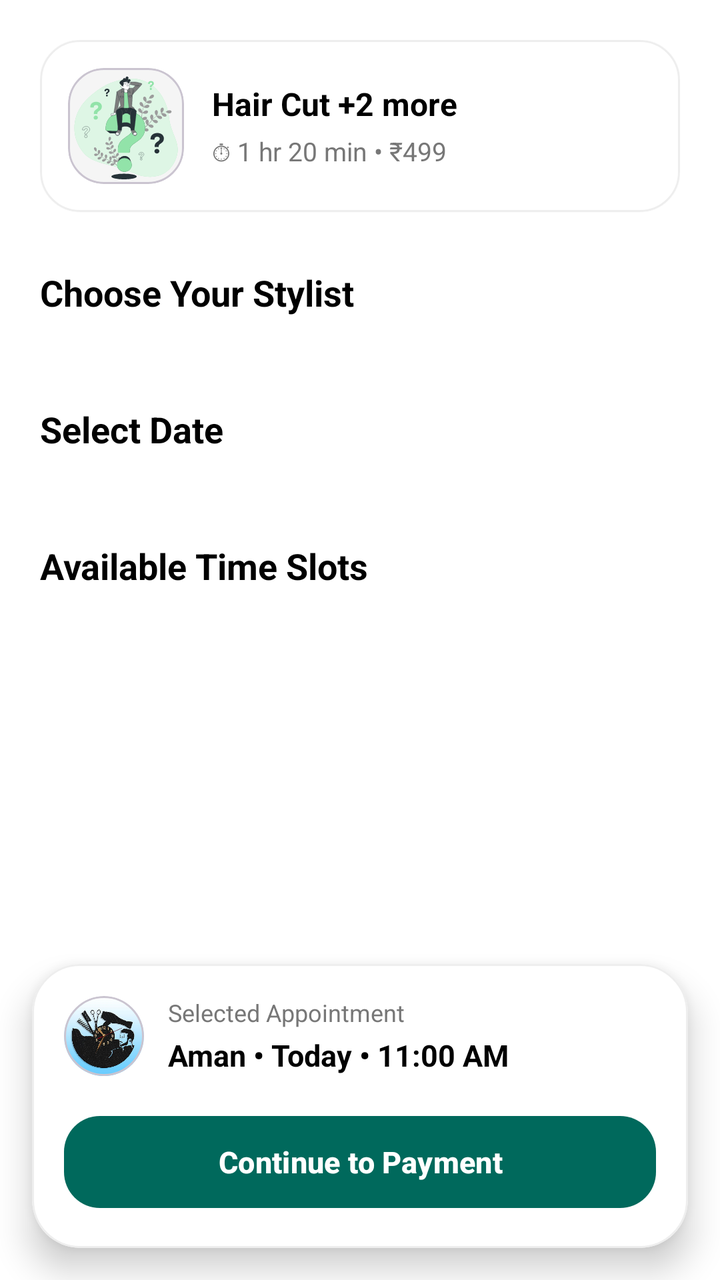
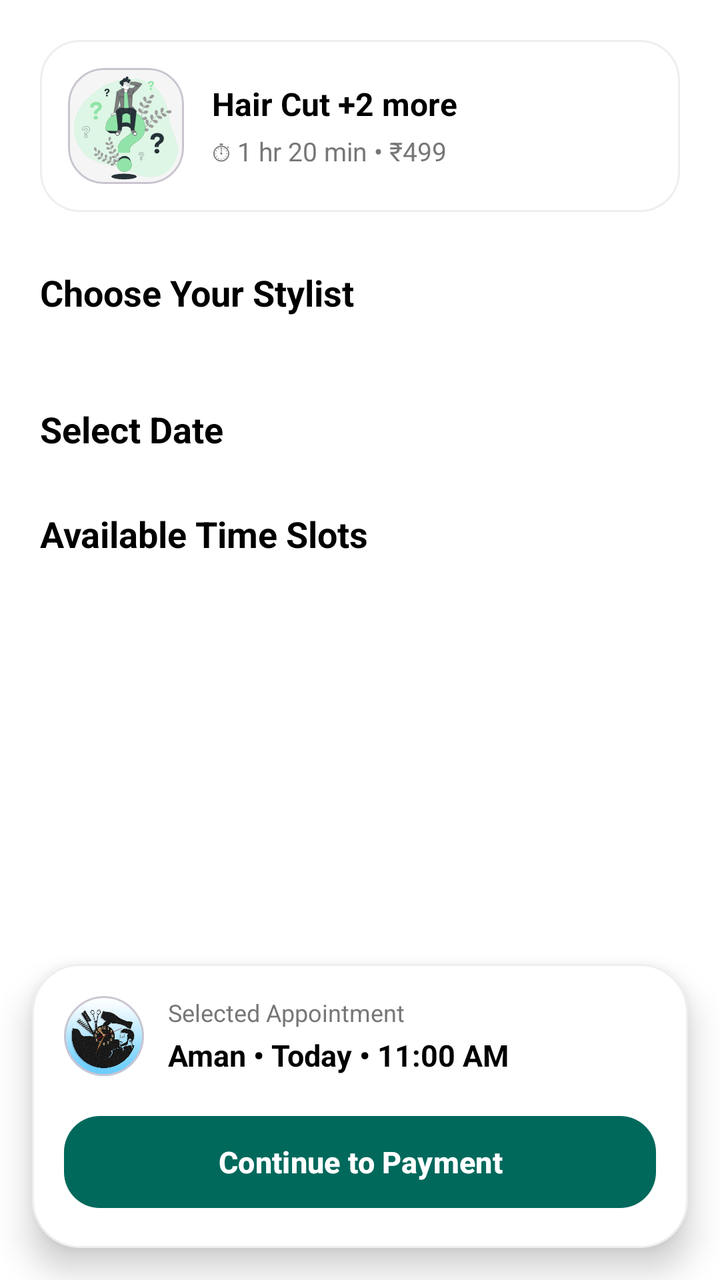

The first picture is an Android layout as it rendered before a commit; the second is the same layout after the commit. The layout source and the unified diff follow.
<!-- AndroidManifest.xml: application theme Theme.TheKaincheeUser -->
<!-- res/layout/fragment_booking_slot.xml -->
<?xml version="1.0" encoding="utf-8"?>
<FrameLayout
    xmlns:android="http://schemas.android.com/apk/res/android"
    xmlns:app="http://schemas.android.com/apk/res-auto"
    xmlns:tools="http://schemas.android.com/tools"
    android:layout_width="match_parent"
    android:layout_height="match_parent"
    android:background="@color/white"
    tools:context=".presentation.booking.fragment.BookingSlotFragment">

    <androidx.core.widget.NestedScrollView
        android:id="@+id/nestedScrollView"
        android:layout_width="match_parent"
        android:layout_height="match_parent"
        android:fillViewport="true">

        <LinearLayout
            android:layout_width="match_parent"
            android:layout_height="wrap_content"
            android:orientation="vertical"
            android:padding="20dp">

            

            <com.google.android.material.card.MaterialCardView
                android:layout_width="match_parent"
                android:layout_height="wrap_content"
                app:cardBackgroundColor="@android:color/white"
                app:cardCornerRadius="20dp"
                app:cardElevation="1dp"
                app:strokeColor="#EEEEEE"
                app:strokeWidth="1dp">

                <LinearLayout
                    android:layout_width="match_parent"
                    android:layout_height="wrap_content"
                    android:gravity="center_vertical"
                    android:orientation="horizontal"
                    android:padding="14dp">

                    <com.google.android.material.card.MaterialCardView
                        android:layout_width="58dp"
                        android:layout_height="58dp"
                        app:cardCornerRadius="18dp"
                        app:cardElevation="0dp"
                        app:cardBackgroundColor="#F5F5F5">

                        <ImageView
                            android:id="@+id/imgService"
                            android:layout_width="match_parent"
                            android:layout_height="match_parent"
                            android:scaleType="centerCrop"
                            android:src="@drawable/ic_oops"/>

                    </com.google.android.material.card.MaterialCardView>

                    <LinearLayout
                        android:layout_width="0dp"
                        android:layout_height="wrap_content"
                        android:layout_marginStart="14dp"
                        android:layout_weight="1"
                        android:orientation="vertical">

                        <TextView
                            android:id="@+id/tvServiceTitle"
                            android:layout_width="wrap_content"
                            android:layout_height="wrap_content"
                            android:text="Hair Cut +2 more"
                            android:textColor="@color/black"
                            android:textSize="16sp"
                            android:textStyle="bold"/>

                        <TextView
                            android:id="@+id/tvServiceInfo"
                            android:layout_width="wrap_content"
                            android:layout_height="wrap_content"
                            android:layout_marginTop="4dp"
                            android:text="⏱ 1 hr 20 min • ₹499"
                            android:textColor="#777777"
                            android:textSize="13sp"/>

                    </LinearLayout>

                </LinearLayout>

            </com.google.android.material.card.MaterialCardView>

            

            <TextView
                android:layout_width="wrap_content"
                android:layout_height="wrap_content"
                android:layout_marginTop="28dp"
                android:text="Choose Your Stylist"
                android:textColor="@color/black"
                android:textSize="18sp"
                android:textStyle="bold"/>

            

            <androidx.recyclerview.widget.RecyclerView
                android:id="@+id/rvStaff"
                android:layout_width="match_parent"
                android:layout_height="wrap_content"
                android:layout_marginTop="16dp"
                android:orientation="horizontal"
                android:nestedScrollingEnabled="false"
                app:layoutManager="androidx.recyclerview.widget.LinearLayoutManager"
                tools:listitem="@layout/item_staff"/>

            

            <TextView
                android:layout_width="wrap_content"
                android:layout_height="wrap_content"
                android:layout_marginTop="28dp"
                android:text="Select Date"
                android:textColor="@color/black"
                android:textSize="18sp"
                android:textStyle="bold"/>

            

            <androidx.recyclerview.widget.RecyclerView
                android:id="@+id/rvDates"
                android:layout_width="match_parent"
                android:layout_height="wrap_content"
                android:layout_marginTop="16dp"
                android:nestedScrollingEnabled="false"
                app:layoutManager="androidx.recyclerview.widget.LinearLayoutManager"/>

            

            <TextView
                android:layout_width="wrap_content"
                android:layout_height="wrap_content"
                android:layout_marginTop="28dp"
                android:text="Available Time Slots"
                android:textColor="@color/black"
                android:textSize="18sp"
                android:textStyle="bold"/>

            

            <androidx.recyclerview.widget.RecyclerView
                android:id="@+id/rvSlots"
                android:layout_width="match_parent"
                android:layout_height="wrap_content"
                android:layout_marginTop="16dp"
                android:nestedScrollingEnabled="false"
                tools:listitem="@layout/item_slot"/>

            

            <Space
                android:layout_width="match_parent"
                android:layout_height="170dp"/>

        </LinearLayout>

    </androidx.core.widget.NestedScrollView>



    <com.google.android.material.card.MaterialCardView
        android:id="@+id/cardBottomAction"
        android:layout_width="match_parent"
        android:layout_height="wrap_content"
        android:layout_gravity="bottom"
        android:layout_marginHorizontal="16dp"
        android:layout_marginBottom="16dp"
        app:cardBackgroundColor="@android:color/white"
        app:cardCornerRadius="24dp"
        app:cardElevation="10dp"
        app:strokeColor="#EEEEEE"
        app:strokeWidth="1dp">

        <LinearLayout
            android:layout_width="match_parent"
            android:layout_height="wrap_content"
            android:orientation="vertical"
            android:padding="16dp">

            

            <LinearLayout
                android:layout_width="match_parent"
                android:layout_height="wrap_content"
                android:gravity="center_vertical"
                android:orientation="horizontal">

                <com.google.android.material.card.MaterialCardView
                    android:layout_width="40dp"
                    android:layout_height="40dp"
                    app:cardCornerRadius="20dp"
                    app:cardElevation="0dp"
                    app:cardBackgroundColor="#F3F4F6">

                    <ImageView
                        android:layout_width="match_parent"
                        android:layout_height="match_parent"
                        android:scaleType="centerInside"
                        android:src="@drawable/ic_clock"/>

                </com.google.android.material.card.MaterialCardView>

                <LinearLayout
                    android:layout_width="0dp"
                    android:layout_height="wrap_content"
                    android:layout_marginStart="12dp"
                    android:layout_weight="1"
                    android:orientation="vertical">

                    <TextView
                        android:layout_width="wrap_content"
                        android:layout_height="wrap_content"
                        android:text="Selected Appointment"
                        android:textColor="#777777"
                        android:textSize="12sp"/>

                    <TextView
                        android:id="@+id/tvSelectedAppointment"
                        android:layout_width="wrap_content"
                        android:layout_height="wrap_content"
                        android:layout_marginTop="3dp"
                        android:text="Aman • Today • 11:00 AM"
                        android:textColor="@color/black"
                        android:textSize="15sp"
                        android:textStyle="bold"/>

                </LinearLayout>

            </LinearLayout>

            

            <com.google.android.material.button.MaterialButton
                android:id="@+id/btnContinue"
                android:layout_width="match_parent"
                android:layout_height="54dp"
                android:layout_marginTop="16dp"
                android:text="Continue to Payment"
                android:textAllCaps="false"
                android:textColor="@android:color/white"
                android:textSize="15sp"
                android:textStyle="bold"
                app:backgroundTint="@color/primaryColor"
                app:cornerRadius="18dp"/>

        </LinearLayout>

    </com.google.android.material.card.MaterialCardView>

</FrameLayout>
<!-- res/layout/item_staff.xml (included above) -->
<?xml version="1.0" encoding="utf-8"?>
<com.google.android.material.card.MaterialCardView
    xmlns:android="http://schemas.android.com/apk/res/android"
    xmlns:app="http://schemas.android.com/apk/res-auto"
    android:layout_width="160dp"
    android:layout_height="72dp"
    android:layout_marginEnd="12dp"
    app:cardBackgroundColor="@android:color/white"
    app:cardCornerRadius="18dp"
    app:cardElevation="1dp"
    app:strokeColor="@color/staff_card_stroke"
    android:clickable="true"
    android:focusable="true"
    android:foreground="?attr/selectableItemBackground"
    app:strokeWidth="2dp">

    <LinearLayout
        android:layout_width="match_parent"
        android:layout_height="match_parent"
        android:gravity="center_vertical"
        android:orientation="horizontal"
        android:paddingHorizontal="12dp">

        

        <com.google.android.material.card.MaterialCardView
            android:layout_width="42dp"
            android:layout_height="42dp"
            app:cardCornerRadius="21dp"
            app:cardElevation="0dp"
            app:cardBackgroundColor="#F5F5F5">

            <ImageView
                android:id="@+id/imgStaff"
                android:layout_width="match_parent"
                android:layout_height="match_parent"
                android:contentDescription="Staff Image"
                android:scaleType="centerCrop"
                android:src="@drawable/ic_oops"/>

        </com.google.android.material.card.MaterialCardView>

        

        <LinearLayout
            android:layout_width="0dp"
            android:layout_height="wrap_content"
            android:layout_marginStart="10dp"
            android:layout_weight="1"
            android:orientation="vertical">

            <TextView
                android:id="@+id/tvStaffName"
                android:layout_width="wrap_content"
                android:layout_height="wrap_content"
                android:ellipsize="end"
                android:maxLines="1"
                android:text="Aman"
                android:textColor="@color/black"
                android:textSize="14sp"
                android:textStyle="bold"/>

            <TextView
                android:id="@+id/tvStaffInfo"
                android:layout_width="wrap_content"
                android:layout_height="wrap_content"
                android:layout_marginTop="3dp"
                android:text="⭐ 4.8 • 5 yrs"
                android:textColor="#777777"
                android:textSize="11sp"/>

        </LinearLayout>

    </LinearLayout>

</com.google.android.material.card.MaterialCardView>
<!-- res/layout/item_slot.xml (included above) -->
<?xml version="1.0" encoding="utf-8"?>
<com.google.android.material.card.MaterialCardView
    xmlns:android="http://schemas.android.com/apk/res/android"
    xmlns:app="http://schemas.android.com/apk/res-auto"
    android:id="@+id/cardSlot"
    android:layout_width="match_parent"
    android:layout_height="64dp"
    android:layout_margin="6dp"
    app:cardBackgroundColor="@android:color/white"
    app:cardCornerRadius="18dp"
    app:cardElevation="1dp"
    app:strokeColor="#E6E6E6"
    app:strokeWidth="1dp">

    <LinearLayout
        android:layout_width="match_parent"
        android:layout_height="match_parent"
        android:gravity="center"
        android:orientation="vertical">

        

        <TextView
            android:id="@+id/tvSlotTime"
            android:layout_width="wrap_content"
            android:layout_height="wrap_content"
            android:text="10:30 AM"
            android:textColor="@color/black"
            android:textSize="14sp"
            android:textStyle="bold"/>

        

        <TextView
            android:id="@+id/tvSlotStatus"
            android:layout_width="wrap_content"
            android:layout_height="wrap_content"
            android:layout_marginTop="2dp"
            android:text="Available"
            android:textColor="#777777"
            android:textSize="10sp"/>

    </LinearLayout>

</com.google.android.material.card.MaterialCardView>
<!-- resources referenced by this layout -->
<resources>
  <color name="black">#FF000000</color>
  <color name="primaryColor">#00695C</color>
  <color name="white">#FFFFFFFF</color>
  <!-- drawable ic_clock: jpg bitmap (drawable, 39538 bytes) -->
  <!-- drawable ic_oops: vector/xml drawable (drawable, 29233 chars, omitted) -->
  <style name="Theme.TheKaincheeUser" parent="Base.Theme.TheKaincheeUser" />
  <style name="Base.Theme.TheKaincheeUser" parent="Theme.Material3.DayNight.NoActionBar">
          
          
          <item name="colorPrimary">@color/primaryColor</item>
  
      </style>
</resources>

<!-- the commit's change to res/layout/fragment_booking_slot.xml (unified diff, before → after) -->
@@ -85,8 +85,12 @@
 
             </com.google.android.material.card.MaterialCardView>
 
-            
-
+
+        <LinearLayout
+            android:id="@+id/layoutStaffContainer"
+            android:layout_width="match_parent"
+            android:layout_height="wrap_content"
+            android:orientation="vertical">
             <TextView
                 android:layout_width="wrap_content"
                 android:layout_height="wrap_content"
@@ -95,8 +99,27 @@
                 android:textColor="@color/black"
                 android:textSize="18sp"
                 android:textStyle="bold"/>
-
-            
+            <com.facebook.shimmer.ShimmerFrameLayout
+                android:id="@+id/shimmerStaffLayout"
+                android:layout_width="match_parent"
+                android:layout_height="wrap_content"
+                android:clickable="true"
+                android:visibility="gone"
+                android:focusable="true">
+                <LinearLayout
+                    android:layout_width="wrap_content"
+                    android:layout_height="wrap_content"
+                    android:orientation="horizontal">
+
+                    <include layout="@layout/layout_staff_shimmer"/>
+
+                    <include layout="@layout/layout_staff_shimmer"/>
+
+                    <include layout="@layout/layout_staff_shimmer"/>
+
+                </LinearLayout>
+            </com.facebook.shimmer.ShimmerFrameLayout>
+
 
             <androidx.recyclerview.widget.RecyclerView
                 android:id="@+id/rvStaff"
@@ -108,8 +131,13 @@
                 app:layoutManager="androidx.recyclerview.widget.LinearLayoutManager"
                 tools:listitem="@layout/item_staff"/>
 
-            
-
+        </LinearLayout>
+
+        <LinearLayout
+            android:id="@+id/layoutDateContainer"
+            android:layout_width="match_parent"
+            android:layout_height="wrap_content"
+            android:orientation="vertical">
             <TextView
                 android:layout_width="wrap_content"
                 android:layout_height="wrap_content"
@@ -119,18 +147,23 @@
                 android:textSize="18sp"
                 android:textStyle="bold"/>
 
-            
 
             <androidx.recyclerview.widget.RecyclerView
                 android:id="@+id/rvDates"
                 android:layout_width="match_parent"
                 android:layout_height="wrap_content"
                 android:layout_marginTop="16dp"
+                android:visibility="gone"
                 android:nestedScrollingEnabled="false"
                 app:layoutManager="androidx.recyclerview.widget.LinearLayoutManager"/>
 
-            
-
+        </LinearLayout>
+
+        <LinearLayout
+            android:id="@+id/layoutSlotContainer"
+            android:layout_width="match_parent"
+            android:layout_height="wrap_content"
+            android:orientation="vertical">
             <TextView
                 android:layout_width="wrap_content"
                 android:layout_height="wrap_content"
@@ -140,6 +173,56 @@
                 android:textSize="18sp"
                 android:textStyle="bold"/>
 
+            <com.facebook.shimmer.ShimmerFrameLayout
+                android:id="@+id/shimmerSlotLayout"
+                android:layout_width="match_parent"
+                android:layout_height="wrap_content"
+                android:clickable="true"
+                android:visibility="gone"
+                android:focusable="true">
+               <LinearLayout
+                   android:layout_width="match_parent"
+                   android:layout_height="wrap_content"
+                   android:orientation="vertical">
+                   <LinearLayout
+                       android:layout_width="wrap_content"
+                       android:layout_height="wrap_content"
+                       android:orientation="horizontal">
+
+                       <include layout="@layout/layout_slots_shimmer"/>
+
+                       <include layout="@layout/layout_slots_shimmer"/>
+
+                       <include layout="@layout/layout_slots_shimmer"/>
+
+                   </LinearLayout>
+                   <LinearLayout
+                       android:layout_width="wrap_content"
+                       android:layout_height="wrap_content"
+                       android:orientation="horizontal">
+
+                       <include layout="@layout/layout_slots_shimmer"/>
+
+                       <include layout="@layout/layout_slots_shimmer"/>
+
+                       <include layout="@layout/layout_slots_shimmer"/>
+
+                   </LinearLayout>
+                   <LinearLayout
+                       android:layout_width="wrap_content"
+                       android:layout_height="wrap_content"
+                       android:orientation="horizontal">
+
+                       <include layout="@layout/layout_slots_shimmer"/>
+
+                       <include layout="@layout/layout_slots_shimmer"/>
+
+                       <include layout="@layout/layout_slots_shimmer"/>
+
+                   </LinearLayout>
+               </LinearLayout>
+            </com.facebook.shimmer.ShimmerFrameLayout>
+
             
 
             <androidx.recyclerview.widget.RecyclerView
@@ -150,7 +233,9 @@
                 android:nestedScrollingEnabled="false"
                 tools:listitem="@layout/item_slot"/>
 
-            
+        </LinearLayout>
+
+
 
             <Space
                 android:layout_width="match_parent"
@@ -181,7 +266,7 @@
             android:orientation="vertical"
             android:padding="16dp">
 
-            
+
 
             <LinearLayout
                 android:layout_width="match_parent"
@@ -252,6 +337,65 @@
     </com.google.android.material.card.MaterialCardView>
 
 </FrameLayout>
+<!-- res/layout/layout_staff_shimmer.xml (included above) -->
+<?xml version="1.0" encoding="utf-8"?>
+<com.google.android.material.card.MaterialCardView
+    xmlns:android="http://schemas.android.com/apk/res/android"
+    xmlns:app="http://schemas.android.com/apk/res-auto"
+    android:layout_width="160dp"
+    android:layout_height="72dp"
+    android:layout_marginEnd="12dp"
+    app:cardBackgroundColor="@android:color/white"
+    app:cardCornerRadius="18dp"
+    app:cardElevation="1dp"
+    app:strokeColor="#EEEEEE"
+    app:strokeWidth="1dp">
+
+    <LinearLayout
+        android:layout_width="match_parent"
+        android:layout_height="match_parent"
+        android:gravity="center_vertical"
+        android:orientation="horizontal"
+        android:paddingHorizontal="12dp">
+
+        
+        <com.google.android.material.card.MaterialCardView
+            android:layout_width="42dp"
+            android:layout_height="42dp"
+            app:cardCornerRadius="21dp"
+            app:cardElevation="0dp"
+            app:cardBackgroundColor="#E0E0E0">
+            <View
+                android:layout_width="42dp"
+                android:layout_height="42dp"
+                android:background="#E0E0E0"/>
+        </com.google.android.material.card.MaterialCardView>
+
+
+
+        <LinearLayout
+            android:layout_width="0dp"
+            android:layout_height="wrap_content"
+            android:layout_marginStart="10dp"
+            android:layout_weight="1"
+            android:orientation="vertical">
+
+            <View
+                android:layout_width="80dp"
+                android:layout_height="14dp"
+                android:background="#E0E0E0"/>
+
+            <View
+                android:layout_width="60dp"
+                android:layout_height="10dp"
+                android:layout_marginTop="8dp"
+                android:background="#E0E0E0"/>
+
+        </LinearLayout>
+
+    </LinearLayout>
+
+</com.google.android.material.card.MaterialCardView>
 <!-- res/layout/item_staff.xml (included above) -->
 <?xml version="1.0" encoding="utf-8"?>
 <com.google.android.material.card.MaterialCardView
@@ -329,6 +473,33 @@
     </LinearLayout>
 
 </com.google.android.material.card.MaterialCardView>
+<!-- res/layout/layout_slots_shimmer.xml (included above) -->
+<?xml version="1.0" encoding="utf-8"?>
+<com.google.android.material.card.MaterialCardView
+    xmlns:android="http://schemas.android.com/apk/res/android"
+    xmlns:app="http://schemas.android.com/apk/res-auto"
+    android:layout_width="115dp"
+    android:layout_height="56dp"
+    android:layout_margin="4dp"
+    app:cardBackgroundColor="@android:color/white"
+    app:cardCornerRadius="18dp"
+    app:cardElevation="1dp"
+    app:strokeColor="#EEEEEE"
+    app:strokeWidth="1dp">
+
+    <LinearLayout
+        android:layout_width="match_parent"
+        android:layout_height="match_parent"
+        android:gravity="center">
+
+        <View
+            android:layout_width="60dp"
+            android:layout_height="12dp"
+            android:background="#E0E0E0"/>
+
+    </LinearLayout>
+
+</com.google.android.material.card.MaterialCardView>
 <!-- res/layout/item_slot.xml (included above) -->
 <?xml version="1.0" encoding="utf-8"?>
 <com.google.android.material.card.MaterialCardView
@@ -340,18 +511,19 @@
     android:layout_margin="6dp"
     app:cardBackgroundColor="@android:color/white"
     app:cardCornerRadius="18dp"
+    android:clickable="true"
+    android:focusable="true"
+    app:strokeColor="@color/slot_stroke_selector"
+
+    android:foreground="?attr/selectableItemBackground"
     app:cardElevation="1dp"
-    app:strokeColor="#E6E6E6"
-    app:strokeWidth="1dp">
+    app:strokeWidth="2dp">
 
     <LinearLayout
         android:layout_width="match_parent"
         android:layout_height="match_parent"
         android:gravity="center"
         android:orientation="vertical">
-
-        
-
         <TextView
             android:id="@+id/tvSlotTime"
             android:layout_width="wrap_content"
@@ -361,16 +533,7 @@
             android:textSize="14sp"
             android:textStyle="bold"/>
 
-        
-
-        <TextView
-            android:id="@+id/tvSlotStatus"
-            android:layout_width="wrap_content"
-            android:layout_height="wrap_content"
-            android:layout_marginTop="2dp"
-            android:text="Available"
-            android:textColor="#777777"
-            android:textSize="10sp"/>
+
 
     </LinearLayout>
 
